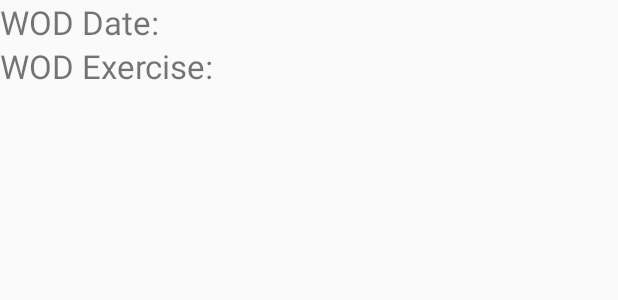
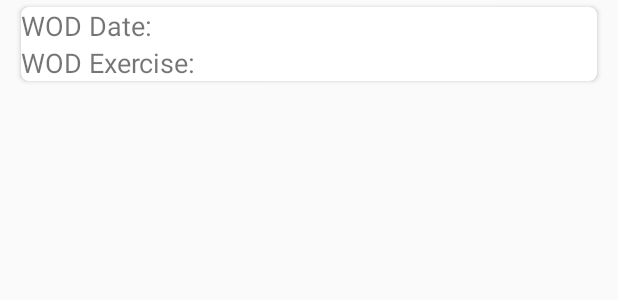
Before and after one commit to Jethro234/RealmBinding, an Android app: the layout workout_row.xml on its own in the app's theme, with its tools: preview values and no code run, on a phone screen of 412 x 824 dp. Shown: the top 300 px of the screen. Run offline under Robolectric (Android 15) with nearby library versions, the phone set to English and light mode, and no system bars.

Commit message:
Added card view to recycle view

```diff
--- a/app/build.gradle
+++ b/app/build.gradle
@@ -30,4 +30,5 @@ dependencies {
     compile 'com.appeaser.sublimepickerlibrary:sublimepickerlibrary:2.0.0'
     compile 'joda-time:joda-time:2.9.2'
     compile 'com.android.support:recyclerview-v7:24.1.1'
+    compile 'com.android.support:cardview-v7:24.1.1'
 }
--- a/app/src/main/res/layout/workout_row.xml
+++ b/app/src/main/res/layout/workout_row.xml
@@ -1,12 +1,23 @@
 <?xml version="1.0" encoding="utf-8"?>
-<layout xmlns:android="http://schemas.android.com/apk/res/android">
+<layout xmlns:android="http://schemas.android.com/apk/res/android"
+    xmlns:card_view="http://schemas.android.com/apk/res-auto">
+    <data>
 
-    <data>
         <import type="com.example.james.realmbinding.modelview.WorkoutViewModel" />
+
         <variable
             name="workout"
             type="WorkoutViewModel" />
     </data>
+
+    <android.support.v7.widget.CardView
+        android:id="@+id/card_view"
+        card_view:cardCornerRadius="5dp"
+        card_view:cardUseCompatPadding="true"
+        android:layout_width="match_parent"
+        android:layout_height="wrap_content"
+        android:layout_marginStart="10dp"
+        android:layout_marginEnd="10dp">
 
         <LinearLayout
             android:layout_width="match_parent"
@@ -54,6 +65,6 @@
                     android:textSize="@dimen/txt_label_size" />
 
             </LinearLayout>
-
         </LinearLayout>
+    </android.support.v7.widget.CardView>
 </layout>
--- a/app/src/main/res/values/dimens.xml
+++ b/app/src/main/res/values/dimens.xml
@@ -17,5 +17,5 @@
     <dimen name="btn_padding">10dp</dimen>
 
     <!-- Text View dimensions -->
-    <dimen name="txt_label_size">22sp</dimen>
+    <dimen name="txt_label_size">18sp</dimen>
 </resources>
```
Lines whose indentation alone changed are shown as unchanged.
